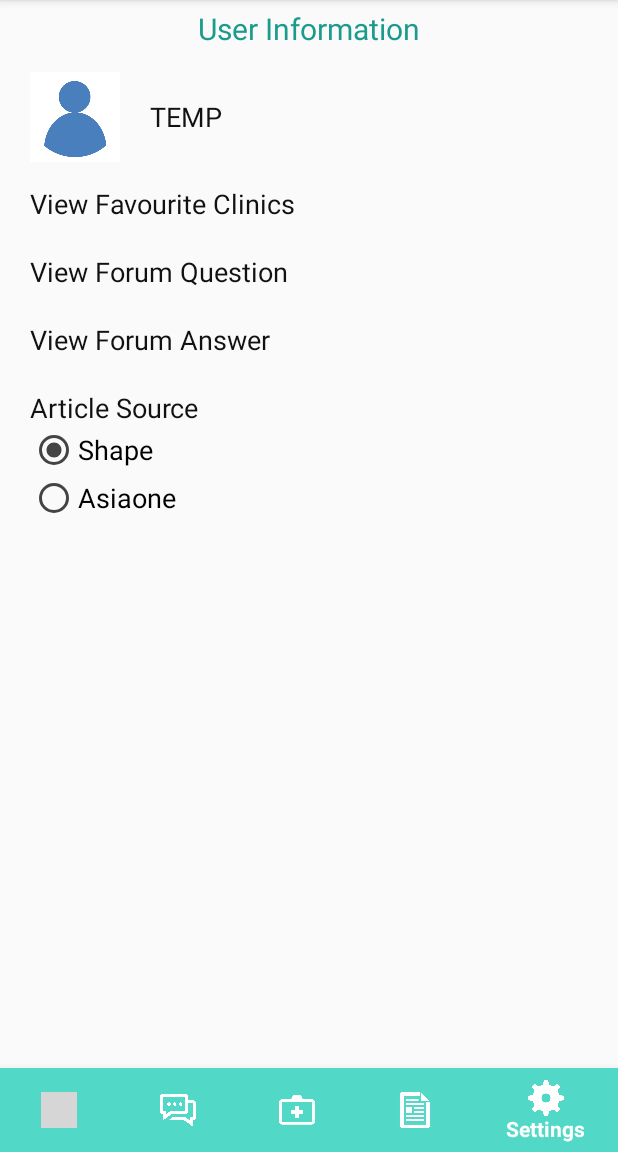
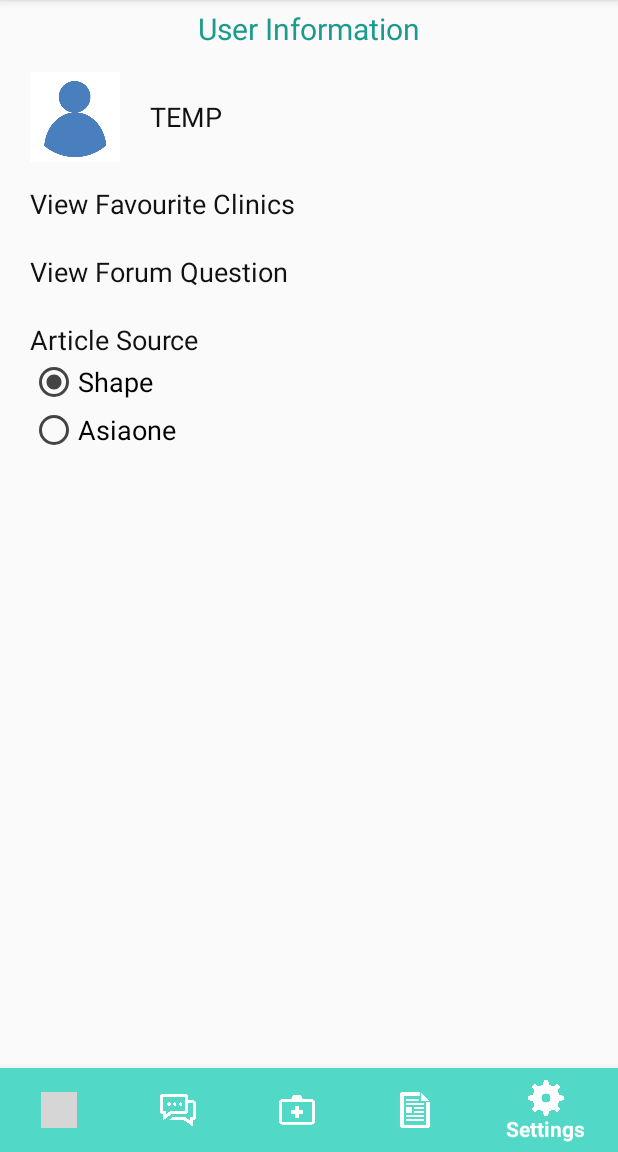
Before and after one commit to ernestlwt/FinalFiveMin, an Android app: the UserMainActivity screen opened directly, with no data from a screen before it, on a phone screen of 412 x 824 dp, the part 84-1236 px from its top. Run offline under Robolectric (Android 15) with nearby library versions, the phone set to English and light mode, and no system bars; 1 statement that could not run was skipped; grey boxes are pictures that could not be loaded.

Commit message:
Final Version
Edited userID BUG

```diff
--- a/app/src/main/java/finalcompilation/finalfivemin/UserMainActivity.java
+++ b/app/src/main/java/finalcompilation/finalfivemin/UserMainActivity.java
@@ -32,7 +32,6 @@ public class UserMainActivity extends AppCompatActivity {
     TextView usernameText;
     TextView clinicText;
     TextView questionText;
-    TextView answerText;
     RadioButton shapeRB;
     RadioButton asiaoneRB;
 
@@ -53,7 +52,6 @@ public class UserMainActivity extends AppCompatActivity {
         usernameText = (TextView) findViewById(R.id.user_name);
         clinicText = (TextView) findViewById(R.id.user_clinic);
         questionText = (TextView) findViewById(R.id.user_question);
-        answerText = (TextView) findViewById(R.id.user_answer);
         shapeRB = (RadioButton) findViewById(R.id.radio_shape);
         asiaoneRB = (RadioButton) findViewById(R.id.radio_asiaone);
 
@@ -69,7 +67,6 @@ public class UserMainActivity extends AppCompatActivity {
         }
         onClickClinic();
         onClickQuestion();
-        onClickAnswer();
 
         //bottom nav bar
         final Context myContext = this;
@@ -80,8 +77,6 @@ public class UserMainActivity extends AppCompatActivity {
                 new BottomNavigationView.OnNavigationItemSelectedListener() {
                     @Override
                     public boolean onNavigationItemSelected(@NonNull MenuItem item) {
-                        Bundle bundle = getIntent().getExtras();
-                        int userID = bundle.getInt(Constants.USER_ID_INTENT);
                         Intent nextIntent;
                         switch (item.getItemId()) {
                             case R.id.bottom_nav_clinic:
@@ -157,17 +152,4 @@ public class UserMainActivity extends AppCompatActivity {
                 }
         );
     }
-
-    public void onClickAnswer(){
-        answerText.setOnClickListener(
-                new View.OnClickListener(){
-                    @Override
-                    public void onClick(View v){
-                        Intent intent = new Intent(ctx, UserPageForumAnswer.class);
-                        intent.putExtra(Constants.USER_ID_INTENT,userID);
-                        startActivity(intent);
-                    }
-                }
-        );
-    }
 }
--- a/app/src/main/java/finalcompilation/finalfivemin/firstaid/Content.java
+++ b/app/src/main/java/finalcompilation/finalfivemin/firstaid/Content.java
@@ -90,6 +90,7 @@ public class Content extends AppCompatActivity {
                     public void onItemClick(AdapterView<?> adapterView, View view, int i, long l) {
                         Intent intent = new Intent(Content.this, Type.class);
                         intent.putExtra("BiteType", listview.getItemAtPosition(i).toString());
+                        intent.putExtra(Constants.USER_ID_INTENT, userID);
                         startActivity(intent);
                     }
                 });
@@ -108,6 +109,7 @@ public class Content extends AppCompatActivity {
                     public void onItemClick(AdapterView<?> adapterView, View view, int i, long l) {
                         Intent intent = new Intent(Content.this, Type.class);
                         intent.putExtra("SprainStrainType", listview.getItemAtPosition(i).toString());
+                        intent.putExtra(Constants.USER_ID_INTENT, userID);
                         startActivity(intent);
                     }
                 });
@@ -131,6 +133,7 @@ public class Content extends AppCompatActivity {
                     public void onItemClick(AdapterView<?> adapterView, View view, int i, long l) {
                         Intent intent = new Intent(Content.this, Type.class);
                         intent.putExtra("OpenWoundType", listview.getItemAtPosition(i).toString());
+                        intent.putExtra(Constants.USER_ID_INTENT, userID);
                         startActivity(intent);
                     }
 
@@ -153,6 +156,7 @@ public class Content extends AppCompatActivity {
                     public void onItemClick(AdapterView<?> adapterView, View view, int i, long l) {
                         Intent intent = new Intent(Content.this, Type.class);
                         intent.putExtra("ChokingType", listview.getItemAtPosition(i).toString());
+                        intent.putExtra(Constants.USER_ID_INTENT, userID);
                         startActivity(intent);
                     }
                 });
@@ -174,8 +178,6 @@ public class Content extends AppCompatActivity {
                 new BottomNavigationView.OnNavigationItemSelectedListener() {
                     @Override
                     public boolean onNavigationItemSelected(@NonNull MenuItem item) {
-                        Bundle bundle = getIntent().getExtras();
-                        int userID = bundle.getInt(Constants.USER_ID_INTENT);
                         Intent nextIntent;
                         switch (item.getItemId()) {
                             case R.id.bottom_nav_clinic:
--- a/app/src/main/java/finalcompilation/finalfivemin/firstaid/Type.java
+++ b/app/src/main/java/finalcompilation/finalfivemin/firstaid/Type.java
@@ -326,8 +326,6 @@ public class Type extends AppCompatActivity {
                 new BottomNavigationView.OnNavigationItemSelectedListener() {
                     @Override
                     public boolean onNavigationItemSelected(@NonNull MenuItem item) {
-                        Bundle bundle = getIntent().getExtras();
-                        int userID = bundle.getInt(Constants.USER_ID_INTENT);
                         Intent nextIntent;
                         switch (item.getItemId()) {
                             case R.id.bottom_nav_clinic:
--- a/app/src/main/java/finalcompilation/finalfivemin/forum/UserPageForumAnswer.java
+++ b/app/src/main/java/finalcompilation/finalfivemin/forum/UserPageForumAnswer.java
@@ -52,7 +52,7 @@ public class UserPageForumAnswer extends AppCompatActivity {
             qnsID = bundle.getInt("QnsID");
             System.out.println("got from showQns qnsID : " + qnsID);
             //fm.getAns(catID, qnsID);
-            userID = bundle.getInt("UserID");
+            userID = bundle.getInt(Constants.USER_ID_INTENT);
             System.out.println("got from showQns userID : " + userID);
 
             //ansList = myDb.getAns(catID, qnsID);
@@ -83,8 +83,6 @@ public class UserPageForumAnswer extends AppCompatActivity {
                 new BottomNavigationView.OnNavigationItemSelectedListener() {
                     @Override
                     public boolean onNavigationItemSelected(@NonNull MenuItem item) {
-                        Bundle bundle = getIntent().getExtras();
-                        int userID = bundle.getInt(Constants.USER_ID_INTENT);
                         Intent nextIntent;
                         switch (item.getItemId()) {
                             case R.id.bottom_nav_clinic:
--- a/app/src/main/java/finalcompilation/finalfivemin/forum/UserPageForumQuestion.java
+++ b/app/src/main/java/finalcompilation/finalfivemin/forum/UserPageForumQuestion.java
@@ -42,7 +42,7 @@ public class UserPageForumQuestion extends AppCompatActivity {
         Bundle bundle = getIntent().getExtras();
         if (bundle != null) {
             //catID = Integer.parseInt(bundle.get("CatID").toString());
-            userID = bundle.getInt("UserID");
+            userID = bundle.getInt(Constants.USER_ID_INTENT);
             System.out.println("from main activity UserID : " + userID);
             //System.out.println("from main activity CatID : "+ catID);
 
@@ -66,7 +66,7 @@ public class UserPageForumQuestion extends AppCompatActivity {
                             qns = qnsList.get(position);
                             qnsID = qns.getQnsID();
                             i.putExtra("QnsID", qnsID);
-                            i.putExtra("UserID", userID);
+                            i.putExtra(Constants.USER_ID_INTENT, userID);
                             startActivity(i);
                         }
                     }
@@ -82,8 +82,6 @@ public class UserPageForumQuestion extends AppCompatActivity {
                 new BottomNavigationView.OnNavigationItemSelectedListener() {
                     @Override
                     public boolean onNavigationItemSelected(@NonNull MenuItem item) {
-                        Bundle bundle = getIntent().getExtras();
-                        int userID = bundle.getInt(Constants.USER_ID_INTENT);
                         Intent nextIntent;
                         switch (item.getItemId()) {
                             case R.id.bottom_nav_clinic:
--- a/app/src/main/res/layout/user_main.xml
+++ b/app/src/main/res/layout/user_main.xml
@@ -62,24 +62,13 @@
         android:layout_centerHorizontal="true"
         android:layout_below="@+id/user_clinic"/>
 
-    <TextView
-        android:text="View Forum Answer"
-        android:id="@+id/user_answer"
-        android:textAppearance="@style/ContentTextStyle"
-        android:layout_marginLeft="40dp"
-        android:layout_marginTop="15dp"
-        android:layout_height="30dp"
-        android:layout_width="match_parent"
-        android:layout_centerHorizontal="true"
-        android:layout_below="@+id/user_question"/>
-
     <RadioGroup
         android:layout_width="match_parent"
         android:layout_height="wrap_content"
         android:layout_marginLeft="20dp"
         android:layout_marginTop="15dp"
         android:orientation="vertical"
-        android:layout_below="@+id/user_answer">
+        android:layout_below="@+id/user_question">
 
         <TextView
             android:id="@+id/radio_title"
```
